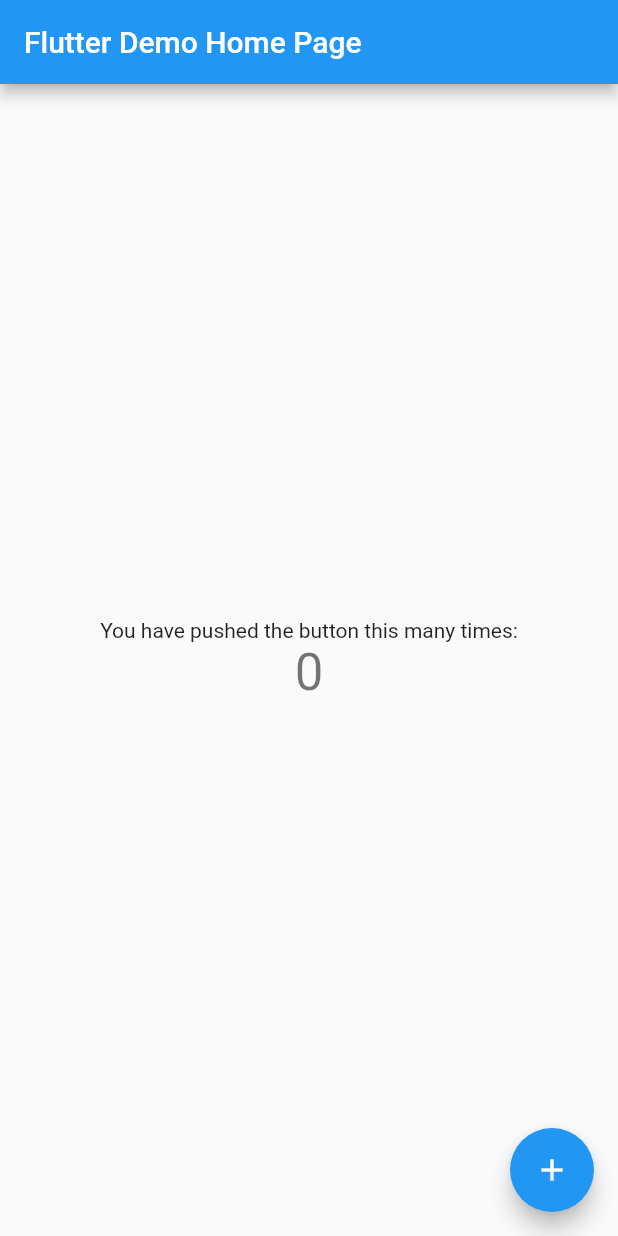
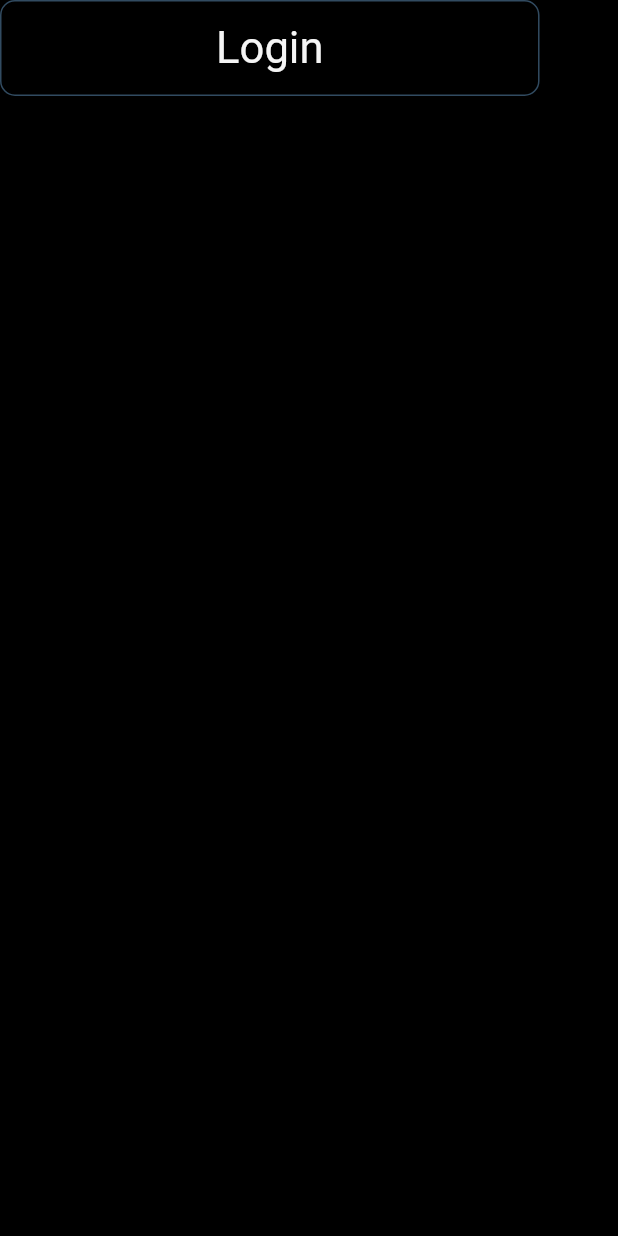
Before and after one commit to bengigenc/food_app, a Flutter app: the screen it shows after launch, on a phone screen of 412 x 824 dp. Run offline on Flutter 3.47's test engine with Material 2 defaults, Android fonts, the phone set to English and light mode, and no system bars.

Commit message:
buton tasarlandı

```diff
--- /dev/null
+++ b/lib/buton.dart
@@ -0,0 +1,34 @@
+import 'package:flutter/material.dart';
+import 'package:flutter/src/widgets/container.dart';
+import 'package:flutter/src/widgets/framework.dart';
+
+class buton1 extends StatefulWidget {
+  const buton1({super.key});
+
+  @override
+  State<buton1> createState() => _buton1State();
+}
+
+class _buton1State extends State<buton1> {
+  @override
+  Widget build(BuildContext context) {
+    return Scaffold(
+      backgroundColor: Colors.black,
+      body: GestureDetector(
+        child: Container(
+          alignment: Alignment.center,
+          height: 63.99,
+          width: 359.69,
+          child: Text(
+            "Login",
+            style: TextStyle(color: Color(0xFFF5F5F5), fontSize: 29.09),
+          ),
+          decoration: BoxDecoration(
+              border: Border.all(color: Color(0xFF314B61)),
+              borderRadius: BorderRadius.all(Radius.circular(10))),
+        ),
+        onTap: () => debugPrint("Login Buton tıklandı"),
+      ),
+    );
+  }
+}
--- a/lib/main.dart
+++ b/lib/main.dart
@@ -1,4 +1,5 @@
 import 'package:flutter/material.dart';
+import 'package:food_app/buton.dart';
 
 void main() {
   runApp(const MyApp());
@@ -24,7 +25,7 @@ class MyApp extends StatelessWidget {
         // is not restarted.
         primarySwatch: Colors.blue,
       ),
-      home: const MyHomePage(title: 'Flutter Demo Home Page'),
+      home: buton1(),
     );
   }
 }
```
